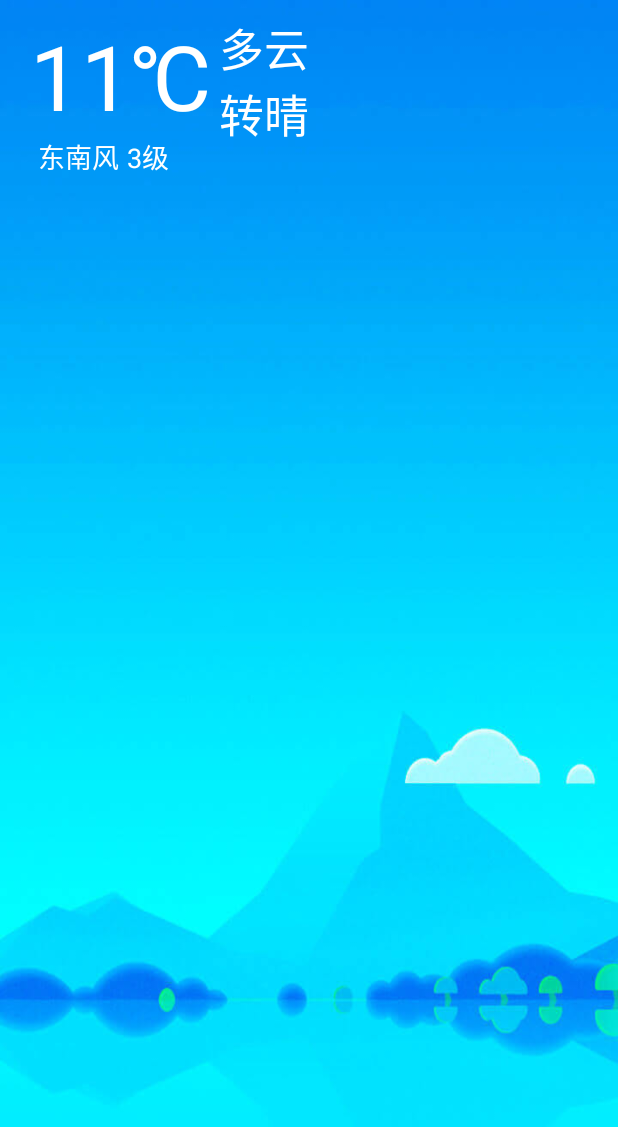
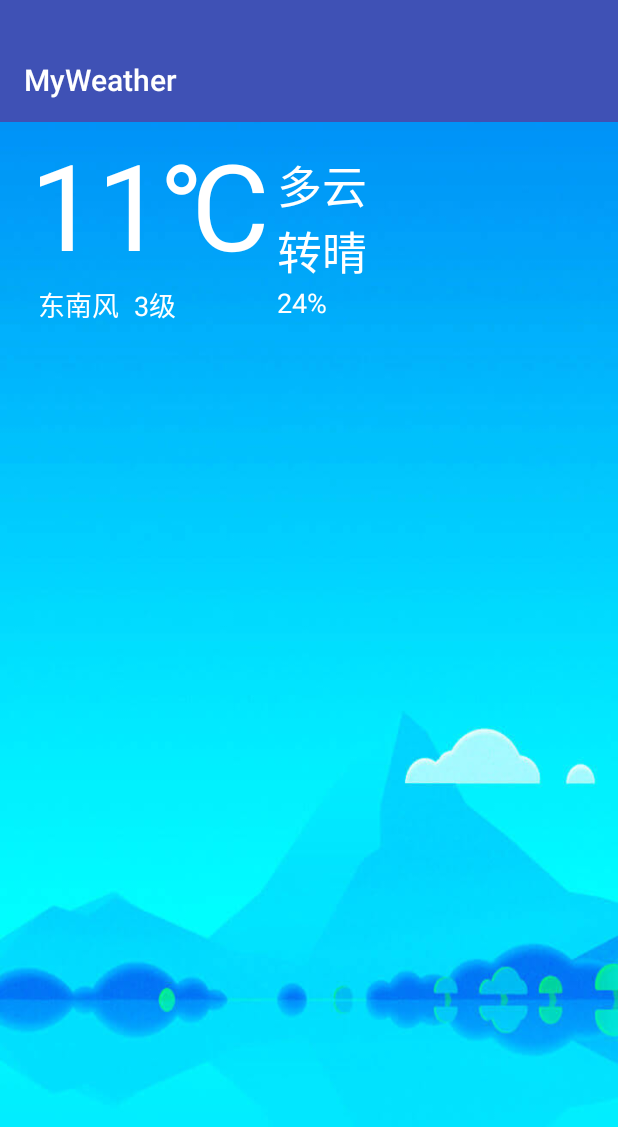
Before and after one commit to c814516149/my_weather, an Android app: the screen it shows after launch (WeatherActivity), on a phone screen of 412 x 824 dp. Shown: the top 1127 px of the screen. Run offline under Robolectric (Android 15) with nearby library versions, the phone set to English and light mode, and no system bars; libraries missing offline, so code that uses them is left out: com.squareup.okhttp.

Commit message:
receive weather from net

```diff
--- a/src/main/java/com/example/myweather/activity/BaseActivity.java
+++ b/src/main/java/com/example/myweather/activity/BaseActivity.java
@@ -1,17 +1,24 @@
 package com.example.myweather.activity;
 
 import android.app.Activity;
+import android.os.Build;
 import android.os.Bundle;
+import android.support.v7.app.AppCompatActivity;
+import android.view.WindowManager;
 
 /**
  * Created by 10206932 on 2017/8/8.
  */
-public class BaseActivity extends Activity{
+public class BaseActivity extends AppCompatActivity{
 
     @Override
     protected void onCreate(Bundle savedInstanceState) {
         super.onCreate(savedInstanceState);
         ActivityCollector.addActivity(this);
+        if (Build.VERSION.SDK_INT >= Build.VERSION_CODES.KITKAT) {
+            WindowManager.LayoutParams localLayoutParams = getWindow().getAttributes();
+            localLayoutParams.flags = (WindowManager.LayoutParams.FLAG_TRANSLUCENT_STATUS | localLayoutParams.flags);
+        }
     }
 
     @Override
--- a/src/main/java/com/example/myweather/activity/WeatherActivity.java
+++ b/src/main/java/com/example/myweather/activity/WeatherActivity.java
@@ -4,6 +4,7 @@ import android.content.SharedPreferences;
 import android.preference.PreferenceManager;
 import android.support.v7.app.AppCompatActivity;
 import android.os.Bundle;
+import android.support.v7.widget.Toolbar;
 import android.text.TextUtils;
 import android.view.Window;
 import android.widget.TextView;
@@ -33,15 +34,26 @@ public class WeatherActivity extends BaseActivity {
 
     private TextView tvWeatherNumber;
     private TextView tvWeatherDescribe;
+    private TextView tvWeatherWD;
+    private TextView tvWeatherWS;
+
+    private TextView tvWeatherSD;
     private CityWeatherDefault cityWeatherDefault;
     private CityWeatherInfo cityWeatherInfo;
+    private Toolbar toolbar;
+
     @Override
     protected void onCreate(Bundle savedInstanceState) {
         super.onCreate(savedInstanceState);
-        requestWindowFeature(Window.FEATURE_NO_TITLE);
+        //requestWindowFeature(Window.FEATURE_NO_TITLE);
         setContentView(R.layout.activity_weather);
+        toolbar = (Toolbar) findViewById(R.id.toolbar);
+        setSupportActionBar(toolbar);
         tvWeatherNumber = (TextView) findViewById(R.id.tv_weather_number);
         tvWeatherDescribe = (TextView) findViewById(R.id.tv_weather_describe);
+        tvWeatherWD = (TextView) findViewById(R.id.tv_weather_wd);
+        tvWeatherWS = (TextView) findViewById(R.id.tv_weather_ws);
+        tvWeatherSD = (TextView) findViewById(R.id.tv_weather_sd);
         queryFromServer("http://www.weather.com.cn/data/sk/" + 101020100 + ".html","weathercodedefault");
         queryFromServer("http://www.weather.com.cn/data/cityinfo/" + 101020100 + ".html","weathercodeinfo");
     }
@@ -122,8 +134,11 @@ public class WeatherActivity extends BaseActivity {
     private void showWeather() {
         LogUtil.i(TAG,"111");
         //SharedPreferences preferences = PreferenceManager.getDefaultSharedPreferences(WeatherActivity.this);
-        tvWeatherNumber.setText(cityWeatherDefault.getTemp() + "℃");
+        tvWeatherNumber.setText(cityWeatherDefault.getTemp() + "°");
         tvWeatherDescribe.setText(cityWeatherInfo.getWeather());
+        tvWeatherWD.setText(cityWeatherDefault.getWD()  + "");
+        tvWeatherWS.setText(cityWeatherDefault.getWS());
+        tvWeatherSD.setText("空气湿度：" + cityWeatherDefault.getSD());
     }
 
 }
--- a/src/main/res/layout/activity_weather.xml
+++ b/src/main/res/layout/activity_weather.xml
@@ -6,18 +6,29 @@
     tools:context=".activity.WeatherActivity"
     android:background="@drawable/ajl">
 
+    <LinearLayout xmlns:android="http://schemas.android.com/apk/res/android"
+        android:id="@+id/root_layout"
+        android:layout_width="match_parent"
+        android:layout_height="wrap_content"
+        android:orientation="vertical">
+
+        <include layout="@layout/toolbar_layout" />
+
+    </LinearLayout>
+
     <RelativeLayout
         android:id="@+id/rl_weather"
         android:layout_width="wrap_content"
         android:layout_height="wrap_content"
-        android:paddingTop="10dp"
+        android:layout_below="@id/root_layout"
+        android:paddingTop="1dp"
         android:paddingLeft="20dp">
         <TextView
             android:id="@+id/tv_weather_number"
             android:layout_width="wrap_content"
             android:layout_height="wrap_content"
             android:text="11℃"
-            android:textSize="60sp"
+            android:textSize="80sp"
             android:textColor="@color/white"/>
         <TextView
             android:id="@+id/tv_weather_describe"
@@ -25,6 +36,7 @@
             android:layout_width="60dp"
             android:layout_height="wrap_content"
             android:layout_marginLeft="5dp"
+            android:layout_alignBottom="@id/tv_weather_number"
             android:text="多云转晴"
             android:textSize="30sp"
             android:textColor="@color/white"
@@ -45,10 +57,21 @@
             android:layout_height="wrap_content"
             android:layout_below="@id/tv_weather_number"
             android:layout_toRightOf="@id/tv_weather_wd"
-            android:layout_marginLeft="5dp"
+            android:layout_marginLeft="10dp"
             android:textSize="18sp"
             android:textColor="@color/white"
             android:text="3级"/>
+        <TextView
+            android:id="@+id/tv_weather_sd"
+            android:layout_width="wrap_content"
+            android:layout_height="wrap_content"
+            android:layout_below="@id/tv_weather_describe"
+            android:layout_alignBottom="@id/tv_weather_wd"
+            android:layout_alignTop="@id/tv_weather_wd"
+            android:text="24%"
+            android:layout_alignLeft="@id/tv_weather_describe"
+            android:textSize="18sp"
+            android:textColor="@color/white"/>
     </RelativeLayout>
 
 </RelativeLayout>
--- /dev/null
+++ b/src/main/res/layout/toolbar_layout.xml
@@ -0,0 +1,11 @@
+<?xml version="1.0" encoding="utf-8"?>
+<android.support.v7.widget.Toolbar xmlns:android="http://schemas.android.com/apk/res/android"
+    xmlns:app="http://schemas.android.com/apk/res-auto"
+    android:id="@+id/toolbar"
+    android:layout_width="match_parent"
+    android:layout_height="wrap_content"
+    android:paddingTop="@dimen/toolbar_padding_top"
+    android:background="@color/colorPrimary"
+    android:minHeight="?attr/actionBarSize"
+    app:theme="@style/ThemeOverlay.AppCompat.Dark.ActionBar"
+    app:popupTheme="@style/ThemeOverlay.AppCompat.Light" />
--- /dev/null
+++ b/src/main/res/values-v19/styles.xml
@@ -0,0 +1,14 @@
+<?xml version="1.0" encoding="utf-8"?>
+<resources>
+
+        <style name="AppTheme" parent="Theme.AppCompat.Light.DarkActionBar">
+                <!-- Customize your theme here. -->
+                <item name="windowActionBar">false</item>
+                <item name="windowNoTitle">true</item>
+                <item name="android:windowTranslucentStatus">true</item>
+
+                <item name="colorPrimary">@color/colorPrimary</item>
+                <item name="colorPrimaryDark">@color/colorPrimaryDark</item>
+                <item name="colorAccent">@color/colorAccent</item>
+        </style>
+</resources>
--- a/src/main/res/values/dimens.xml
+++ b/src/main/res/values/dimens.xml
@@ -2,4 +2,5 @@
     <!-- Default screen margins, per the Android Design guidelines. -->
     <dimen name="activity_horizontal_margin">16dp</dimen>
     <dimen name="activity_vertical_margin">16dp</dimen>
+    <dimen name="toolbar_padding_top">25dp</dimen>
 </resources>
--- a/src/main/res/values/styles.xml
+++ b/src/main/res/values/styles.xml
@@ -3,6 +3,9 @@
     <!-- Base application theme. -->
     <style name="AppTheme" parent="Theme.AppCompat.Light.DarkActionBar">
         <!-- Customize your theme here. -->
+        <item name="windowActionBar">false</item>
+        <item name="windowNoTitle">true</item>
+
         <item name="colorPrimary">@color/colorPrimary</item>
         <item name="colorPrimaryDark">@color/colorPrimaryDark</item>
         <item name="colorAccent">@color/colorAccent</item>
```
Also changed, not shown: src/main/res/drawable/a76.png (added), src/main/res/drawable/ac8.png (added), src/main/res/drawable/af2.png (added), src/main/res/drawable/ahw.png (added), src/main/res/drawable/ahx.png (added), src/main/res/drawable/ai1.png (added), src/main/res/drawable/open_plus.png (added).
